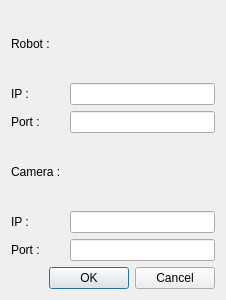
Old version of the form Code QT/RobotProjet/dialogconnexion.ui in the repository Nahoer/Wifi-bot.
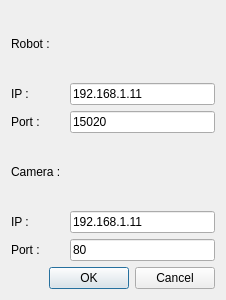
New version of the form.

The edit to the form file:
```diff
--- a/Code QT/RobotProjet/dialogconnexion.ui
+++ b/Code QT/RobotProjet/dialogconnexion.ui
@@ -22,7 +22,11 @@
     </widget>
    </item>
    <item row="4" column="1">
-    <widget class="QLineEdit" name="lineEditIpCamera"/>
+    <widget class="QLineEdit" name="lineEditIpCamera">
+     <property name="text">
+      <string>192.168.1.11</string>
+     </property>
+    </widget>
    </item>
    <item row="3" column="0">
     <widget class="QLabel" name="label_4">
@@ -32,7 +36,11 @@
     </widget>
    </item>
    <item row="5" column="1">
-    <widget class="QLineEdit" name="lineEditPortCamera"/>
+    <widget class="QLineEdit" name="lineEditPortCamera">
+     <property name="text">
+      <string>80</string>
+     </property>
+    </widget>
    </item>
    <item row="0" column="0">
     <widget class="QLabel" name="label">
@@ -42,10 +50,18 @@
     </widget>
    </item>
    <item row="1" column="1">
-    <widget class="QLineEdit" name="lineEditIpRobot"/>
+    <widget class="QLineEdit" name="lineEditIpRobot">
+     <property name="text">
+      <string>192.168.1.11</string>
+     </property>
+    </widget>
    </item>
    <item row="2" column="1">
-    <widget class="QLineEdit" name="lineEditPortRobot"/>
+    <widget class="QLineEdit" name="lineEditPortRobot">
+     <property name="text">
+      <string>15020</string>
+     </property>
+    </widget>
    </item>
    <item row="4" column="0">
     <widget class="QLabel" name="label_5">
```
